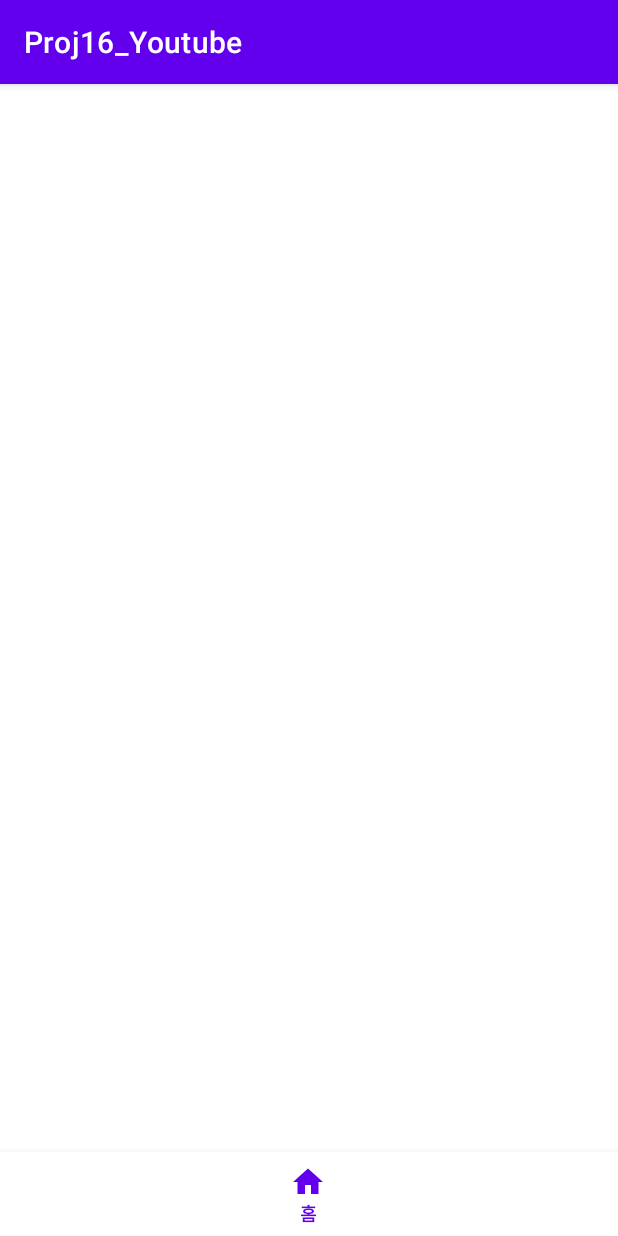
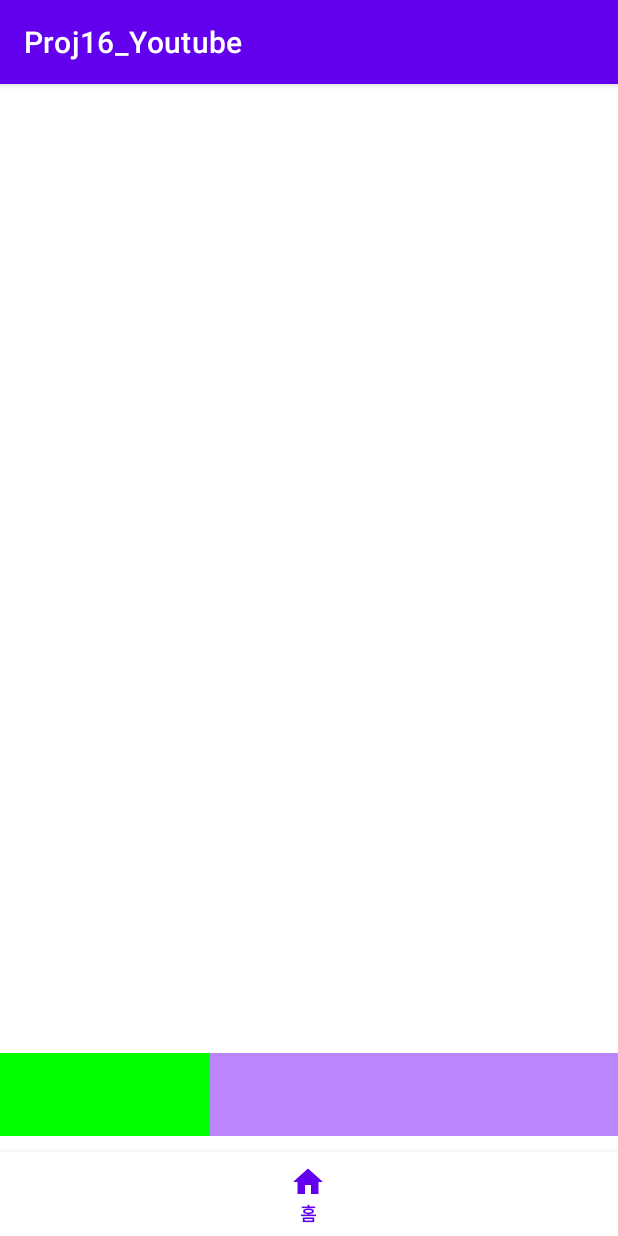
Before and after one commit to koreatlwls/Proj16_Youtube, an Android app: the screen it shows after launch (MainActivity), on a phone screen of 412 x 824 dp. Run offline under Robolectric (Android 15) with nearby library versions, the phone set to English and light mode, and no system bars; 3 statements that could not run were skipped.

```diff
--- a/app/build.gradle
+++ b/app/build.gradle
@@ -29,6 +29,10 @@ android {
     kotlinOptions {
         jvmTarget = '1.8'
     }
+
+    viewBinding {
+        enabled = true
+    }
 }
 
 dependencies {
@@ -40,4 +44,7 @@ dependencies {
     testImplementation 'junit:junit:4.+'
     androidTestImplementation 'androidx.test.ext:junit:1.1.3'
     androidTestImplementation 'androidx.test.espresso:espresso-core:3.4.0'
+
+    implementation 'com.squareup.retrofit2:retrofit:2.9.0'
+    implementation 'com.squareup.retrofit2:converter-gson:2.9.0'
 }
--- a/app/src/main/AndroidManifest.xml
+++ b/app/src/main/AndroidManifest.xml
@@ -1,6 +1,8 @@
 <?xml version="1.0" encoding="utf-8"?>
 <manifest xmlns:android="http://schemas.android.com/apk/res/android"
     package="com.example.proj16_youtube">
+
+    <uses-permission android:name="android.permission.INTERNET" />
 
     <application
         android:allowBackup="true"
--- a/app/src/main/java/com/example/proj16_youtube/MainActivity.kt
+++ b/app/src/main/java/com/example/proj16_youtube/MainActivity.kt
@@ -2,10 +2,56 @@ package com.example.proj16_youtube
 
 import androidx.appcompat.app.AppCompatActivity
 import android.os.Bundle
+import android.util.Log
+import com.example.proj16_youtube.dto.VideoDto
+import com.example.proj16_youtube.service.VideoService
+import retrofit2.Call
+import retrofit2.Callback
+import retrofit2.Response
+import retrofit2.Retrofit
+import retrofit2.converter.gson.GsonConverterFactory
 
 class MainActivity : AppCompatActivity() {
+
+
+
     override fun onCreate(savedInstanceState: Bundle?) {
         super.onCreate(savedInstanceState)
         setContentView(R.layout.activity_main)
+
+        supportFragmentManager.beginTransaction()
+            .replace(R.id.fragmentContainer, PlayerFragment())
+            .commit()
+
+        getVideoList()
+    }
+
+    private fun getVideoList() {
+        val retrofit = Retrofit.Builder()
+            .baseUrl("https://run.mocky.io")
+            .addConverterFactory(GsonConverterFactory.create())
+            .build()
+
+        retrofit.create(VideoService::class.java).also{
+
+            it.listVideos()
+                .enqueue(object: Callback<VideoDto>{
+                    override fun onResponse(call: Call<VideoDto>, response: Response<VideoDto>) {
+                       if(response.isSuccessful.not()){
+                           Log.d("MainActivity", "response fail")
+                           return
+                       }
+
+                        response.body()?.let{
+                            Log.d("MainActivity", it.toString())
+                        }
+                    }
+
+                    override fun onFailure(call: Call<VideoDto>, t: Throwable) {
+                        TODO("Not yet implemented")
+                    }
+
+                })
+        }
     }
 }
--- /dev/null
+++ b/app/src/main/java/com/example/proj16_youtube/PlayerFragment.kt
@@ -0,0 +1,48 @@
+package com.example.proj16_youtube
+
+import android.os.Bundle
+import android.view.View
+import androidx.constraintlayout.motion.widget.MotionLayout
+import androidx.fragment.app.Fragment
+import com.example.proj16_youtube.databinding.FragmentPlayerBinding
+import kotlin.math.abs
+
+class PlayerFragment : Fragment(R.layout.fragment_player) {
+
+    private var binding: FragmentPlayerBinding? = null
+
+    override fun onViewCreated(view: View, savedInstanceState: Bundle?) {
+        super.onViewCreated(view, savedInstanceState)
+
+        val fragmentPlayerBinding = FragmentPlayerBinding.bind(view)
+        binding = fragmentPlayerBinding
+
+        fragmentPlayerBinding.playerMotionLayout.setTransitionListener(object :
+            MotionLayout.TransitionListener {
+            override fun onTransitionStarted(motionLayout: MotionLayout?, startId: Int, endId: Int) {}
+
+            override fun onTransitionChange(
+                motionLayout: MotionLayout?,
+                startId: Int,
+                endId: Int,
+                progress: Float
+            ) {
+               binding?.let{
+                   (activity as MainActivity).also{mainActivity ->
+                        mainActivity.findViewById<MotionLayout>(R.id.mainMotionLayout).progress = abs(progress)
+                   }
+               }
+            }
+
+            override fun onTransitionCompleted(motionLayout: MotionLayout?, currentId: Int) {}
+
+            override fun onTransitionTrigger(motionLayout: MotionLayout?, triggerId: Int, positive: Boolean, progress: Float) {}
+
+        })
+    }
+
+    override fun onDestroy() {
+        super.onDestroy()
+        binding = null
+    }
+}
--- /dev/null
+++ b/app/src/main/java/com/example/proj16_youtube/dto/VideoDto.kt
@@ -0,0 +1,7 @@
+package com.example.proj16_youtube.dto
+
+import com.example.proj16_youtube.model.VideoModel
+
+data class VideoDto(
+    val videos:List<VideoModel>
+)
--- /dev/null
+++ b/app/src/main/java/com/example/proj16_youtube/model/VideoModel.kt
@@ -0,0 +1,9 @@
+package com.example.proj16_youtube.model
+
+data class VideoModel(
+    val title: String,
+    val sources: String,
+    val subtitle: String,
+    val thumb: String,
+    val description: String
+)
--- /dev/null
+++ b/app/src/main/java/com/example/proj16_youtube/service/VideoService.kt
@@ -0,0 +1,10 @@
+package com.example.proj16_youtube.service
+
+import com.example.proj16_youtube.dto.VideoDto
+import retrofit2.Call
+import retrofit2.http.GET
+
+interface VideoService {
+    @GET("/v3/016cf1a0-5da0-481f-96f1-ff6755f82626")
+    fun listVideos(): Call<VideoDto>
+}
--- a/app/src/main/res/layout/activity_main.xml
+++ b/app/src/main/res/layout/activity_main.xml
@@ -1,9 +1,11 @@
 <?xml version="1.0" encoding="utf-8"?>
-<androidx.constraintlayout.widget.ConstraintLayout xmlns:android="http://schemas.android.com/apk/res/android"
+<androidx.constraintlayout.motion.widget.MotionLayout xmlns:android="http://schemas.android.com/apk/res/android"
+    android:id="@+id/mainMotionLayout"
     xmlns:app="http://schemas.android.com/apk/res-auto"
     xmlns:tools="http://schemas.android.com/tools"
     android:layout_width="match_parent"
     android:layout_height="match_parent"
+    app:layoutDescription="@xml/activity_main_scene"
     tools:context=".MainActivity">
 
     <com.google.android.material.bottomnavigation.BottomNavigationView
@@ -33,4 +35,4 @@
         app:layout_constraintStart_toStartOf="parent"
         app:layout_constraintTop_toTopOf="parent" />
 
-</androidx.constraintlayout.widget.ConstraintLayout>
+</androidx.constraintlayout.motion.widget.MotionLayout>
--- a/app/src/main/res/layout/fragment_player.xml
+++ b/app/src/main/res/layout/fragment_player.xml
@@ -1,6 +1,7 @@
 <?xml version="1.0" encoding="utf-8"?>
 <androidx.constraintlayout.motion.widget.MotionLayout xmlns:android="http://schemas.android.com/apk/res/android"
     xmlns:app="http://schemas.android.com/apk/res-auto"
+    android:id="@+id/playerMotionLayout"
     android:layout_width="match_parent"
     android:layout_height="match_parent"
     app:layoutDescription="@xml/fragment_player_scene">
@@ -18,6 +19,7 @@
         android:id="@+id/playerView"
         android:layout_width="0dp"
         android:layout_height="0dp"
+        android:background="#00ff00"
         app:layout_constraintBottom_toBottomOf="@id/mainContainerLayout"
         app:layout_constraintStart_toStartOf="@id/mainContainerLayout"
         app:layout_constraintTop_toTopOf="@id/mainContainerLayout" />
--- /dev/null
+++ b/app/src/main/res/xml/activity_main_scene.xml
@@ -0,0 +1,34 @@
+<?xml version="1.0" encoding="utf-8"?>
+<MotionScene
+    xmlns:android="http://schemas.android.com/apk/res/android"
+    xmlns:motion="http://schemas.android.com/apk/res-auto">
+
+    <Transition
+        motion:constraintSetEnd="@+id/end"
+        motion:constraintSetStart="@id/start"
+        motion:duration="1000">
+       <KeyFrameSet>
+       </KeyFrameSet>
+    </Transition>
+
+    <ConstraintSet android:id="@+id/start">
+        <Constraint
+            android:id="@+id/mainBottomNavigationView"
+            motion:layout_constraintEnd_toEndOf="parent"
+            android:layout_width="0dp"
+            android:layout_height="wrap_content"
+            motion:layout_constraintBottom_toBottomOf="parent"
+            motion:layout_constraintStart_toStartOf="parent" />
+    </ConstraintSet>
+
+    <ConstraintSet android:id="@+id/end">
+        <Constraint
+            android:id="@+id/mainBottomNavigationView"
+            motion:layout_constraintEnd_toEndOf="parent"
+            android:layout_width="0dp"
+            android:layout_height="wrap_content"
+            android:translationY="56dp"
+            motion:layout_constraintBottom_toBottomOf="parent"
+            motion:layout_constraintStart_toStartOf="parent" />
+    </ConstraintSet>
+</MotionScene>
--- a/app/src/main/res/xml/fragment_player_scene.xml
+++ b/app/src/main/res/xml/fragment_player_scene.xml
@@ -1,19 +1,71 @@
 <?xml version="1.0" encoding="utf-8"?>
-<MotionScene
-    xmlns:android="http://schemas.android.com/apk/res/android"
+<MotionScene xmlns:android="http://schemas.android.com/apk/res/android"
     xmlns:motion="http://schemas.android.com/apk/res-auto">
 
     <Transition
         motion:constraintSetEnd="@+id/end"
         motion:constraintSetStart="@id/start"
         motion:duration="1000">
-       <KeyFrameSet>
-       </KeyFrameSet>
+        <KeyFrameSet></KeyFrameSet>
+        <OnSwipe
+            motion:touchAnchorId="@+id/mainContainerLayout"
+            motion:touchAnchorSide="bottom" />
     </Transition>
 
     <ConstraintSet android:id="@+id/start">
+        <Constraint
+            android:id="@+id/fragmentRecyclerView"
+            android:layout_width="0dp"
+            android:layout_height="0.1dp"
+            android:layout_marginBottom="66dp"
+            motion:layout_constraintBottom_toBottomOf="parent"
+            motion:layout_constraintEnd_toEndOf="parent"
+            motion:layout_constraintStart_toStartOf="parent"
+            motion:layout_constraintTop_toBottomOf="@id/mainContainerLayout"
+            motion:layout_constraintVertical_bias="1.0" />
+        <Constraint
+            android:id="@+id/mainContainerLayout"
+            android:layout_width="0dp"
+            android:layout_height="56dp"
+            android:layout_marginBottom="66dp"
+            motion:layout_constraintBottom_toBottomOf="parent"
+            motion:layout_constraintEnd_toEndOf="parent"
+            motion:layout_constraintStart_toStartOf="parent"
+            motion:layout_constraintTop_toTopOf="parent"
+            motion:layout_constraintVertical_bias="1.0" />
+        <Constraint
+            android:id="@+id/playerView"
+            android:layout_width="0dp"
+            android:layout_height="0dp"
+            motion:layout_constraintBottom_toBottomOf="@id/mainContainerLayout"
+            motion:layout_constraintDimensionRatio="H,1:2.5"
+            motion:layout_constraintStart_toStartOf="@id/mainContainerLayout"
+            motion:layout_constraintTop_toTopOf="@id/mainContainerLayout" />
     </ConstraintSet>
 
     <ConstraintSet android:id="@+id/end">
+        <Constraint
+            android:id="@+id/playerView"
+            android:layout_width="0dp"
+            android:layout_height="0dp"
+            motion:layout_constraintBottom_toBottomOf="@id/mainContainerLayout"
+            motion:layout_constraintEnd_toEndOf="@id/mainContainerLayout"
+            motion:layout_constraintStart_toStartOf="@id/mainContainerLayout"
+            motion:layout_constraintTop_toTopOf="@id/mainContainerLayout" />
+        <Constraint
+            android:id="@+id/mainContainerLayout"
+            android:layout_width="0dp"
+            android:layout_height="250dp"
+            motion:layout_constraintEnd_toEndOf="parent"
+            motion:layout_constraintStart_toStartOf="parent"
+            motion:layout_constraintTop_toTopOf="parent" />
+        <Constraint
+            android:id="@+id/fragmentRecyclerView"
+            android:layout_width="0dp"
+            android:layout_height="0dp"
+            motion:layout_constraintBottom_toBottomOf="parent"
+            motion:layout_constraintEnd_toEndOf="parent"
+            motion:layout_constraintStart_toStartOf="parent"
+            motion:layout_constraintTop_toBottomOf="@id/mainContainerLayout" />
     </ConstraintSet>
 </MotionScene>
```
